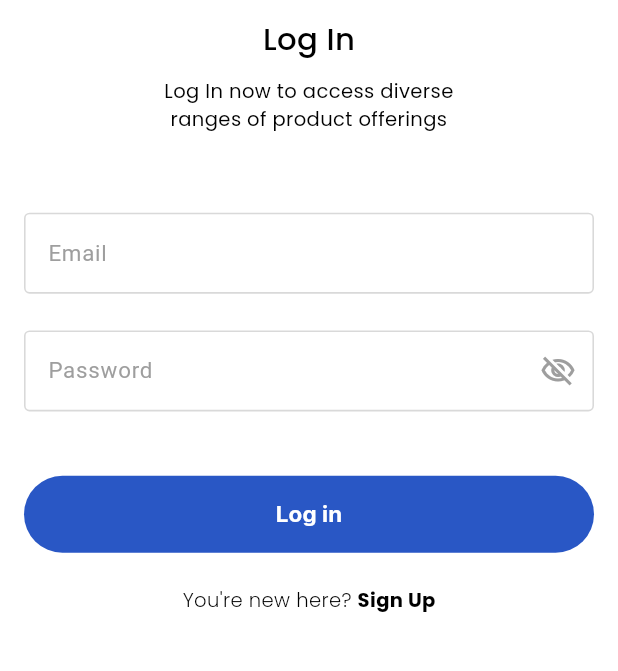
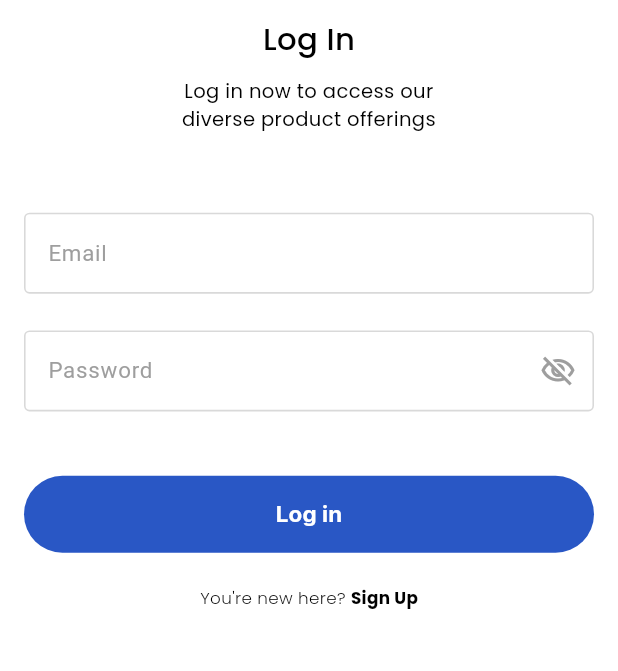
Before and after one commit to Dejito/tend, a Flutter app: the screen it shows after launch, on a phone screen of 412 x 824 dp, the part 196-867 px from its top. Run offline on Flutter 3.47's test engine with Material 3 defaults, Android fonts, the phone set to English and light mode, and no system bars; our stand-ins replace cached_network_image, dio, flutter_easyloading, flutter_screenutil, fluttertoast, get_it and 1 more.

```diff
--- a/lib/main.dart
+++ b/lib/main.dart
@@ -46,15 +46,8 @@ class MyApp extends StatelessWidget {
             Signup.route: (context) => const Signup(),
             ProductsOverviewScreen.id: (context) => const ProductsOverviewScreen(),
             ProductDetailScreen.id: (context) => const ProductDetailScreen(),
-            ProfilePage.route: (context) => ProfilePage(),
-            // EditProfilePage.route: (context) => EditProfilePage(),
-
-            // UserProductsScreen.id: (context) => const UserProductsScreen(),
-            // EditProductScreen.id: (context) => const EditProductScreen(),
-            // AuthScreen.id: (context) => const AuthScreen(),
+            ProfilePage.route: (context) => const ProfilePage(),
           },
-          // initialRoute: AppRoutes.initial,
-          // onGenerateRoute: routes,
         ),
       ),
     );
--- a/lib/presentation/views/auth/login/login_screen.dart
+++ b/lib/presentation/views/auth/login/login_screen.dart
@@ -43,8 +43,6 @@ class _LoginScreenState extends State<LoginScreen> {
           padding: const EdgeInsets.all(16.0),
           child: SingleChildScrollView(
             child: Column(
-              // crossAxisAlignment: CrossAxisAlignment.center,
-              // mainAxisAlignment: MainAxisAlignment.center,
               children: [
                 const SizedBox(
                   height: 40,
@@ -56,7 +54,7 @@ class _LoginScreenState extends State<LoginScreen> {
                     topPadding: 12,
                     bottomPadding: 12),
                 titleText(
-                  "Log In now to access diverse\nranges of product offerings",
+                  "Log in now to access our \ndiverse product offerings",
                   fontSize: 14,
                   textAlign: TextAlign.center,
                   bottomPadding: 30,
@@ -96,7 +94,6 @@ class _LoginScreenState extends State<LoginScreen> {
                 ),
                 newHereButton(() {
                   Navigator.of(context).pushNamed(Signup.route);
-                  // context.go(AppRoutes.signup);
                 })
               ],
             ),
--- a/lib/presentation/views/auth_widgets.dart
+++ b/lib/presentation/views/auth_widgets.dart
@@ -23,7 +23,7 @@ Widget newHereButton(Function() onClickedSignup) {
       children: [
         titleText(
           "You're new here? ",
-          fontSize: 14,
+          fontSize: 12,
           textAlign: TextAlign.start,
           fontWeight: FontWeight.w300,
         ),
@@ -31,7 +31,7 @@ Widget newHereButton(Function() onClickedSignup) {
           onTap: onClickedSignup,
           child: titleText(
             "Sign Up",
-            // fontSize: 10,
+            fontSize: 12,
             textAlign: TextAlign.start,
             fontWeight: FontWeight.bold,
           ),
--- a/lib/presentation/views/product/widget/products_grid.dart
+++ b/lib/presentation/views/product/widget/products_grid.dart
@@ -4,9 +4,8 @@ import 'package:flutter/material.dart';
 import 'package:provider/provider.dart';
 
 class ProductsGrid extends StatelessWidget {
-  final bool? isFav;
 
-  const ProductsGrid({super.key,  this.isFav});
+  const ProductsGrid({super.key});
 
   @override
   Widget build(BuildContext context) {
```
Also changed, not shown: lib/presentation/views/product/screens/product_overview_screen.dart (+1 -36 lines), lib/presentation/views/profile/profile_page.dart (+30 -14 lines).
